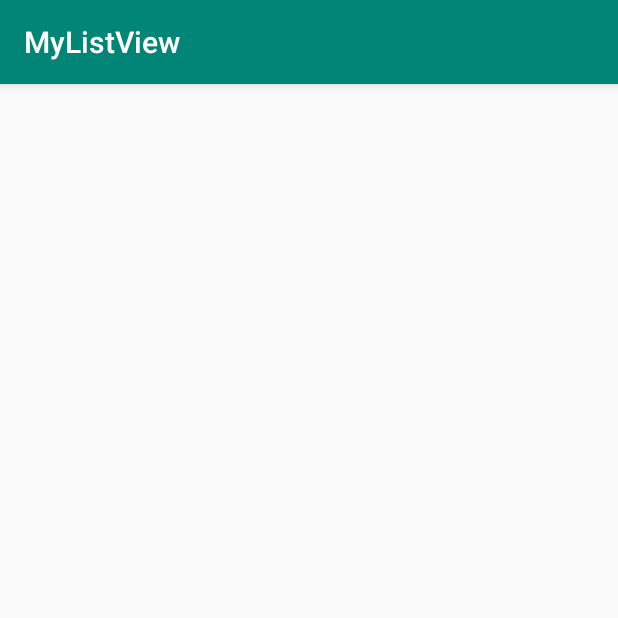
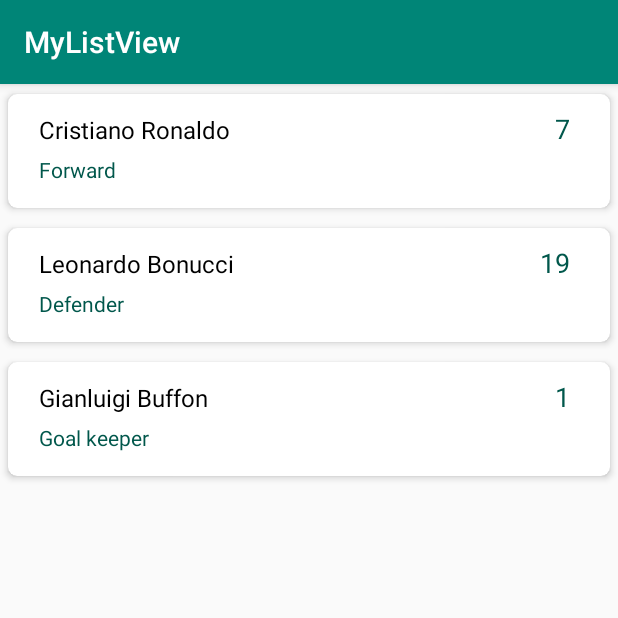
Before and after one commit to ariflaksito/PAM4-MyListView, an Android app: the MyRecyclerActivity screen opened directly, with no data from a screen before it, on a phone screen of 412 x 824 dp, the top half of it. Run offline under Robolectric (Android 15) with nearby library versions, the phone set to English and light mode, and no system bars.

Commit message:
Add RecyclerView

```diff
--- a/app/build.gradle
+++ b/app/build.gradle
@@ -23,6 +23,10 @@ dependencies {
     implementation 'com.android.support:appcompat-v7:28.0.0'
     implementation 'com.android.support.constraint:constraint-layout:1.1.3'
     testImplementation 'junit:junit:4.12'
+
+    implementation 'com.android.support:recyclerview-v7:28.0.0'
+    implementation 'com.android.support:cardview-v7:28.0.0'
+
     androidTestImplementation 'com.android.support.test:runner:1.0.2'
     androidTestImplementation 'com.android.support.test.espresso:espresso-core:3.0.2'
 }
--- /dev/null
+++ b/app/src/main/java/net/ariflaksito/mylistview/MyJuveAdapter.java
@@ -0,0 +1,50 @@
+package net.ariflaksito.mylistview;
+
+import android.support.annotation.NonNull;
+import android.support.v7.widget.RecyclerView;
+import android.view.LayoutInflater;
+import android.view.View;
+import android.view.ViewGroup;
+import android.widget.TextView;
+
+import java.util.ArrayList;
+
+public class MyJuveAdapter extends RecyclerView.Adapter<MyJuveAdapter.PlayerViewHolder> {
+
+    private ArrayList<Players> dataList;
+
+    public MyJuveAdapter(ArrayList<Players> dataList) {
+        this.dataList = dataList;
+    }
+
+    @NonNull
+    @Override
+    public MyJuveAdapter.PlayerViewHolder onCreateViewHolder(@NonNull ViewGroup viewGroup, int i) {
+        LayoutInflater layoutInflater = LayoutInflater.from(viewGroup.getContext());
+        View view = layoutInflater.inflate(R.layout.card_players, viewGroup, false);
+        return new PlayerViewHolder(view);
+    }
+
+    @Override
+    public void onBindViewHolder(@NonNull MyJuveAdapter.PlayerViewHolder playerViewHolder, int i) {
+        playerViewHolder.tvName.setText(dataList.get(i).getName());
+        playerViewHolder.tvPosition.setText(dataList.get(i).getPosition());
+        playerViewHolder.tvNumber.setText(String.valueOf(dataList.get(i).getNumber()));
+    }
+
+    @Override
+    public int getItemCount() {
+        return (dataList != null) ? dataList.size() : 0;
+    }
+
+    public class PlayerViewHolder extends RecyclerView.ViewHolder {
+        private TextView tvName, tvPosition, tvNumber;
+
+        public PlayerViewHolder(@NonNull View itemView) {
+            super(itemView);
+            tvName = (TextView) itemView.findViewById(R.id.tv_player);
+            tvPosition = (TextView) itemView.findViewById(R.id.tv_pos);
+            tvNumber = (TextView) itemView.findViewById(R.id.tv_number);
+        }
+    }
+}
--- a/app/src/main/java/net/ariflaksito/mylistview/MyRecyclerActivity.java
+++ b/app/src/main/java/net/ariflaksito/mylistview/MyRecyclerActivity.java
@@ -2,12 +2,56 @@ package net.ariflaksito.mylistview;
 
 import android.support.v7.app.AppCompatActivity;
 import android.os.Bundle;
+import android.support.v7.widget.LinearLayoutManager;
+import android.support.v7.widget.RecyclerView;
+import android.util.Log;
+
+import org.json.JSONArray;
+import org.json.JSONException;
+import org.json.JSONObject;
+
+import java.util.ArrayList;
 
 public class MyRecyclerActivity extends AppCompatActivity {
+
+    private RecyclerView recyclerView;
+    private MyJuveAdapter adapter;
+    private ArrayList<Players> playersArrayList;
 
     @Override
     protected void onCreate(Bundle savedInstanceState) {
         super.onCreate(savedInstanceState);
         setContentView(R.layout.activity_my_recycler);
+
+        String jsonData = "[{'name':'Cristiano Ronaldo', 'position': 'Forward', 'number': 7}," +
+                "{'name': 'Leonardo Bonucci', 'position': 'Defender', 'number': 19}," +
+                "{'name': 'Gianluigi Buffon', 'position': 'Goal keeper', 'number': 1}]";
+
+        setData(jsonData);
+
+        recyclerView = (RecyclerView) findViewById(R.id.recycler_view);
+        adapter = new MyJuveAdapter(playersArrayList);
+
+        RecyclerView.LayoutManager layoutManager = new LinearLayoutManager(MyRecyclerActivity.this);
+        recyclerView.setLayoutManager(layoutManager);
+        recyclerView.setAdapter(adapter);
+    }
+
+    void setData(String jsonString){
+        try {
+            JSONArray jsonArray = new JSONArray(jsonString);
+            playersArrayList = new ArrayList<>();
+            for(int i=0; i<jsonArray.length(); i++){
+                JSONObject jsonObject = jsonArray.getJSONObject(i);
+                Players player = new Players(jsonObject.getString("name"),
+                        jsonObject.getString("position"),
+                        jsonObject.getInt("number"));
+
+                playersArrayList.add(player);
+            }
+
+        } catch (JSONException e) {
+            e.printStackTrace();
+        }
     }
 }
--- /dev/null
+++ b/app/src/main/java/net/ariflaksito/mylistview/Players.java
@@ -0,0 +1,37 @@
+package net.ariflaksito.mylistview;
+
+public class Players {
+    private String name;
+    private String position;
+    private int number;
+
+    public Players(String name, String position, int number) {
+        this.name = name;
+        this.position = position;
+        this.number = number;
+    }
+
+    public String getName() {
+        return name;
+    }
+
+    public void setName(String name) {
+        this.name = name;
+    }
+
+    public String getPosition() {
+        return position;
+    }
+
+    public void setPosition(String position) {
+        this.position = position;
+    }
+
+    public int getNumber() {
+        return number;
+    }
+
+    public void setNumber(int number) {
+        this.number = number;
+    }
+}
--- a/app/src/main/res/layout/activity_my_recycler.xml
+++ b/app/src/main/res/layout/activity_my_recycler.xml
@@ -1,9 +1,13 @@
 <?xml version="1.0" encoding="utf-8"?>
 <android.support.constraint.ConstraintLayout xmlns:android="http://schemas.android.com/apk/res/android"
-    xmlns:app="http://schemas.android.com/apk/res-auto"
     xmlns:tools="http://schemas.android.com/tools"
     android:layout_width="match_parent"
     android:layout_height="match_parent"
     tools:context=".MyRecyclerActivity">
 
+    <android.support.v7.widget.RecyclerView
+        android:id="@+id/recycler_view"
+        android:layout_width="match_parent"
+        android:layout_height="match_parent" />
+
 </android.support.constraint.ConstraintLayout>
--- /dev/null
+++ b/app/src/main/res/layout/card_players.xml
@@ -0,0 +1,67 @@
+<?xml version="1.0" encoding="utf-8"?>
+
+<android.support.v7.widget.CardView xmlns:android="http://schemas.android.com/apk/res/android"
+    xmlns:card_view="http://schemas.android.com/apk/res-auto"
+    android:layout_width="match_parent"
+    android:layout_height="wrap_content"
+    card_view:cardCornerRadius="6dp"
+    card_view:cardElevation="3dp"
+    card_view:cardUseCompatPadding="true">
+
+    <LinearLayout xmlns:android="http://schemas.android.com/apk/res/android"
+        android:layout_width="match_parent"
+        android:layout_height="wrap_content"
+        android:layout_margin="5dp"
+        android:orientation="vertical"
+        android:padding="5dp">
+
+        <LinearLayout
+            android:layout_width="match_parent"
+            android:layout_height="wrap_content"
+            android:orientation="horizontal">
+
+            <TextView
+                android:id="@+id/tv_player"
+                android:layout_width="wrap_content"
+                android:layout_height="wrap_content"
+                android:paddingLeft="10dp"
+                android:paddingRight="10dp"
+                android:paddingBottom="5dp"
+                android:text="Paulo Dybala"
+                android:textColor="#000000"
+                android:textSize="16sp" />
+
+            <TextView
+                android:id="@+id/tv_number"
+                android:layout_width="match_parent"
+                android:layout_height="wrap_content"
+                android:paddingLeft="10dp"
+                android:paddingRight="16dp"
+                android:paddingBottom="5dp"
+                android:text="10"
+                android:textAlignment="viewEnd"
+                android:textColor="@color/colorPrimaryDark"
+                android:textSize="18sp" />
+
+        </LinearLayout>
+
+        <LinearLayout
+            android:layout_width="match_parent"
+            android:layout_height="wrap_content"
+            android:orientation="vertical">
+
+            <TextView
+                android:id="@+id/tv_pos"
+                android:layout_width="match_parent"
+                android:layout_height="wrap_content"
+                android:paddingLeft="10dp"
+                android:paddingRight="10dp"
+                android:paddingBottom="5dp"
+                android:text="Forward"
+                android:textColor="@color/colorPrimaryDark" />
+
+        </LinearLayout>
+
+    </LinearLayout>
+
+</android.support.v7.widget.CardView>
```
